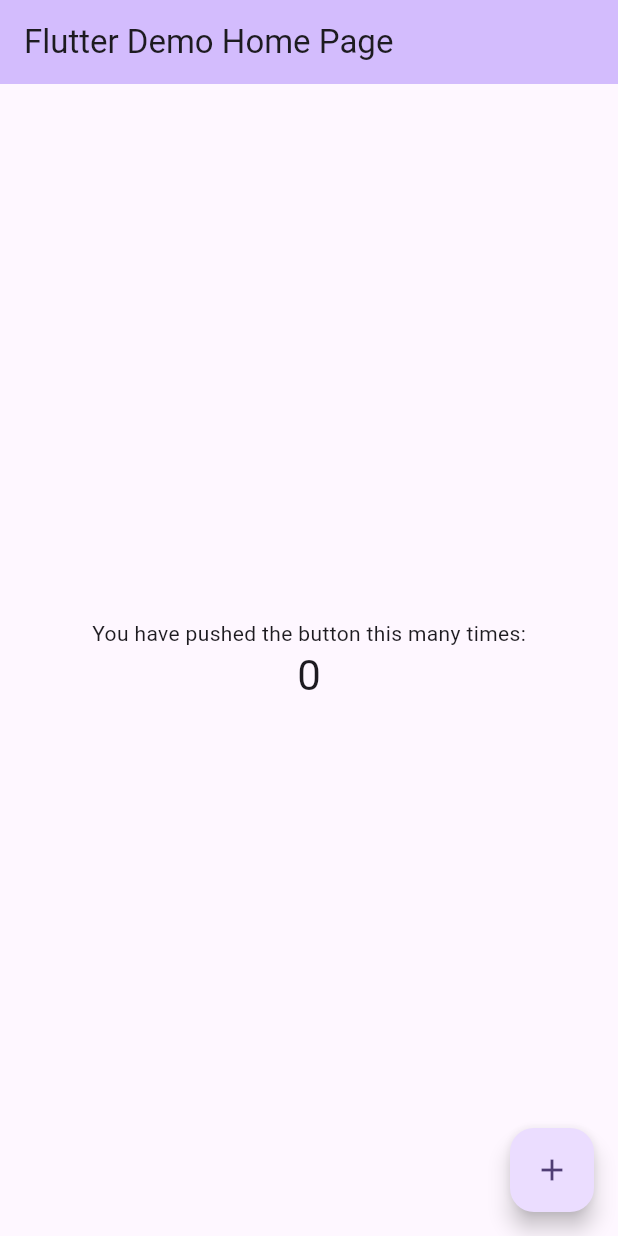
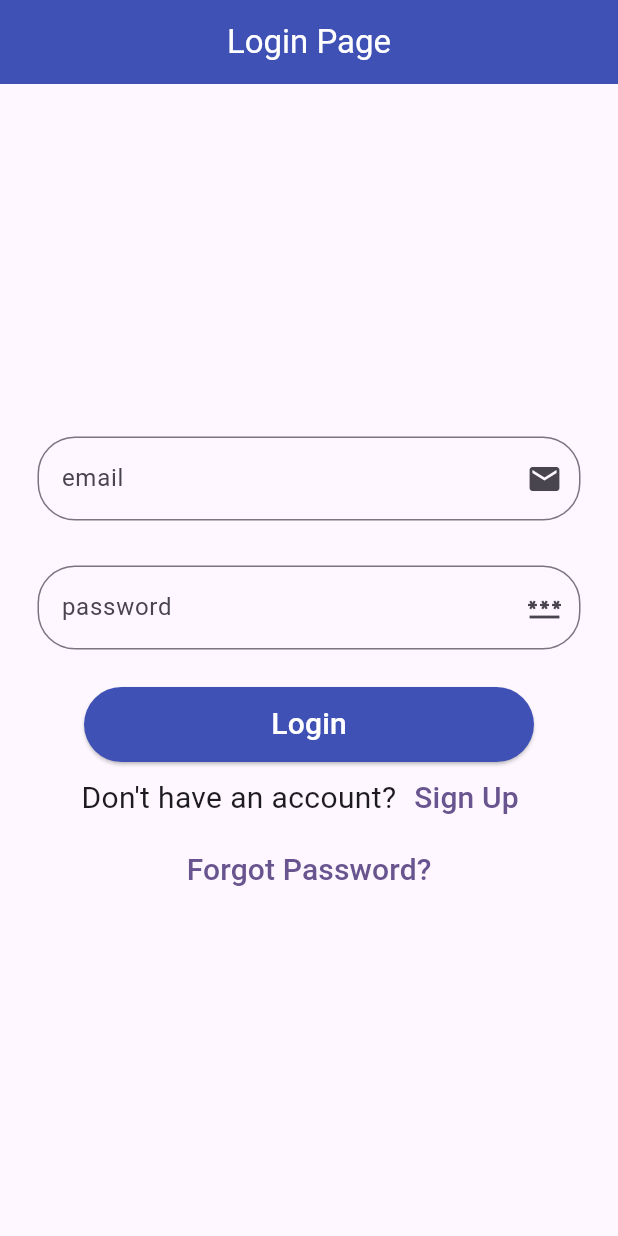
Before and after one commit to vrushil-parikh/Bingr-Woc7.0, a Flutter app: the screen it shows after launch, on a phone screen of 412 x 824 dp. Run offline on Flutter 3.47's test engine with Material 3 defaults, Android fonts, the light colour scheme and no system bars; our stand-ins replace firebase_auth, firebase_core, shared_preferences; accounts and stored records are empty.

Commit message:
firebase auth done

```diff
--- a/lib/main.dart
+++ b/lib/main.dart
@@ -1,6 +1,11 @@
+import 'package:bingr/pages/splash_screen/splash_screen.dart';
+import 'package:firebase_core/firebase_core.dart';
 import 'package:flutter/material.dart';
 
-void main() {
+void main() async{
+  WidgetsFlutterBinding.ensureInitialized();
+  await Firebase.initializeApp();
+
   runApp(const MyApp());
 }
 
@@ -12,6 +17,7 @@
   Widget build(BuildContext context) {
     return MaterialApp(
       title: 'Flutter Demo',
+      debugShowCheckedModeBanner: false,
       theme: ThemeData(
         // This is the theme of your application.
         //
@@ -31,95 +37,7 @@
         colorScheme: ColorScheme.fromSeed(seedColor: Colors.deepPurple),
         useMaterial3: true,
       ),
-      home: const MyHomePage(title: 'Flutter Demo Home Page'),
+      home: const SplashScreen(),
     );
   }
 }
-
-class MyHomePage extends StatefulWidget {
-  const MyHomePage({super.key, required this.title});
-
-  // This widget is the home page of your application. It is stateful, meaning
-  // that it has a State object (defined below) that contains fields that affect
-  // how it looks.
-
-  // This class is the configuration for the state. It holds the values (in this
-  // case the title) provided by the parent (in this case the App widget) and
-  // used by the build method of the State. Fields in a Widget subclass are
-  // always marked "final".
-
-  final String title;
-
-  @override
-  State<MyHomePage> createState() => _MyHomePageState();
-}
-
-class _MyHomePageState extends State<MyHomePage> {
-  int _counter = 0;
-
-  void _incrementCounter() {
-    setState(() {
-      // This call to setState tells the Flutter framework that something has
-      // changed in this State, which causes it to rerun the build method below
-      // so that the display can reflect the updated values. If we changed
-      // _counter without calling setState(), then the build method would not be
-      // called again, and so nothing would appear to happen.
-      _counter++;
-    });
-  }
-
-  @override
-  Widget build(BuildContext context) {
-    // This method is rerun every time setState is called, for instance as done
-    // by the _incrementCounter method above.
-    //
-    // The Flutter framework has been optimized to make rerunning build methods
-    // fast, so that you can just rebuild anything that needs updating rather
-    // than having to individually change instances of widgets.
-    return Scaffold(
-      appBar: AppBar(
-        // TRY THIS: Try changing the color here to a specific color (to
-        // Colors.amber, perhaps?) and trigger a hot reload to see the AppBar
-        // change color while the other colors stay the same.
-        backgroundColor: Theme.of(context).colorScheme.inversePrimary,
-        // Here we take the value from the MyHomePage object that was created by
-        // the App.build method, and use it to set our appbar title.
-        title: Text(widget.title),
-      ),
-      body: Center(
-        // Center is a layout widget. It takes a single child and positions it
-        // in the middle of the parent.
-        child: Column(
-          // Column is also a layout widget. It takes a list of children and
-          // arranges them vertically. By default, it sizes itself to fit its
-          // children horizontally, and tries to be as tall as its parent.
-          //
-          // Column has various properties to control how it sizes itself and
-          // how it positions its children. Here we use mainAxisAlignment to
-          // center the children vertically; the main axis here is the vertical
-          // axis because Columns are vertical (the cross axis would be
-          // horizontal).
-          //
-          // TRY THIS: Invoke "debug painting" (choose the "Toggle Debug Paint"
-          // action in the IDE, or press "p" in the console), to see the
-          // wireframe for each widget.
-          mainAxisAlignment: MainAxisAlignment.center,
-          children: <Widget>[
-            const Text(
-              'You have pushed the button this many times:',
-            ),
-            Text(
-              '$_counter',
-              style: Theme.of(context).textTheme.headlineMedium,
-            ),
-          ],
-        ),
-      ),
-      floatingActionButton: FloatingActionButton(
-        onPressed: _incrementCounter,
-        tooltip: 'Increment',
-        child: const Icon(Icons.add),
-      ), // This trailing comma makes auto-formatting nicer for build methods.
-    );
-  }
-}
--- /dev/null
+++ b/lib/pages/forgot_password_page/forgot_password_page.dart
@@ -0,0 +1,48 @@
+import 'package:bingr/uihelper/uihelper.dart';
+import 'package:firebase_auth/firebase_auth.dart';
+import 'package:flutter/material.dart';
+
+class ForgetPasswordPage extends StatefulWidget {
+  const ForgetPasswordPage({super.key});
+
+  @override
+  State<ForgetPasswordPage> createState() => _ForgetPasswordPageState();
+}
+
+class _ForgetPasswordPageState extends State<ForgetPasswordPage> {
+  TextEditingController idController = TextEditingController();
+
+  forgotPassword(String email)async{
+    if(email==""){
+      UiHelper.CustomAlertBox(context, "Enter an email to reset password");
+    }
+    else{
+      FirebaseAuth.instance.sendPasswordResetEmail(email: email);
+      Navigator.pop(context);
+    }
+  }
+
+  @override
+  Widget build(BuildContext context) {
+    return Scaffold(
+      appBar: AppBar(
+        title: Text(
+          'Forgot password',
+          style: TextStyle(color: Colors.white),
+        ),
+        iconTheme: IconThemeData(color: Colors.white),
+        backgroundColor: Colors.indigo,
+        centerTitle: true,
+      ),
+      body: Column(
+        mainAxisAlignment: MainAxisAlignment.center,
+        children: [
+          UiHelper.CustomeTextField(idController, "email id", Icons.mail, false),
+          UiHelper.CustomeButton((){
+            forgotPassword(idController.text.toString());
+          }, "Reset password")
+        ],
+      ),
+    );
+  }
+}
--- /dev/null
+++ b/lib/pages/login_page/login_page.dart
@@ -0,0 +1,78 @@
+import 'package:bingr/pages/forgot_password_page/forgot_password_page.dart';
+import 'package:bingr/pages/home_page/home_page.dart';
+import 'package:bingr/pages/signup_page/signup_page.dart';
+import 'package:bingr/uihelper/uihelper.dart';
+import 'package:firebase_auth/firebase_auth.dart';
+import 'package:flutter/material.dart';
+import 'package:shared_preferences/shared_preferences.dart';
+
+class LoginPage extends StatefulWidget{
+  const LoginPage({super.key});
+
+  @override
+  State<StatefulWidget> createState() => _LoginPageState();
+
+}
+
+class _LoginPageState extends State<LoginPage>{
+
+  TextEditingController emailController = TextEditingController();
+  TextEditingController passwordController = TextEditingController();
+  login(String email,String password)async{
+    if(email=="" || password==""){
+      UiHelper.CustomAlertBox(context, "Enter the required fields");
+    }else{
+      UserCredential? usercredential;
+      try{
+        usercredential = await FirebaseAuth.instance.signInWithEmailAndPassword(email: email, password: password).then((value)async{
+          await Future.delayed(Duration(seconds: 1));
+          final prefs= await SharedPreferences.getInstance();
+          await prefs.setBool('isLoggedIn',true);
+          Navigator.pushAndRemoveUntil(context, MaterialPageRoute(builder: (context)=> HomePage()), (route)=> false);
+        });
+      }
+      on FirebaseAuthException catch(e){
+        UiHelper.CustomAlertBox(context, e.code.toString());
+      }
+    }
+  }
+  @override
+  Widget build(BuildContext context) {
+    return Scaffold(
+
+      appBar: AppBar(title: Text('Login Page',style: TextStyle(color: Colors.white),),
+        backgroundColor: Colors.indigo,
+        centerTitle: true,
+      ),
+      body: Center(
+        child: Column(
+          mainAxisAlignment: MainAxisAlignment.center,
+          children: [
+            UiHelper.CustomeTextField(emailController, "email", Icons.mail, false),
+            UiHelper.CustomeTextField(passwordController, "password", Icons.password, true),
+            SizedBox(height: 10,),
+            UiHelper.CustomeButton((){
+              login(emailController.text.toString(), passwordController.text.toString());
+            }, "Login"),
+            Row(
+              mainAxisAlignment: MainAxisAlignment.center,
+              children: [
+                Text("Don't have an account?",style: TextStyle(fontSize: 20),),
+                TextButton(onPressed: (){
+                  Navigator.push(context, MaterialPageRoute(builder: (context)=> SignupPage()));
+                }, child: Text("Sign Up",style: TextStyle(fontSize:20,fontWeight: FontWeight.w500),)),
+
+              ],
+            ),
+
+            TextButton(onPressed: (){
+              Navigator.push(context, MaterialPageRoute(builder: (context)=>ForgetPasswordPage()));
+            }, child: Text("Forgot Password?",style: TextStyle(fontSize: 20,fontWeight: FontWeight.w500),))
+
+          ],
+        ),
+      ),
+    );
+  }
+
+}
--- /dev/null
+++ b/lib/uihelper/uihelper.dart
@@ -0,0 +1,46 @@
+import 'package:flutter/material.dart';
+class UiHelper {
+  static CustomeTextField(TextEditingController controller,String text,IconData iconData,bool toHide){
+    return Padding(
+      padding: const EdgeInsets.symmetric(horizontal: 25,vertical: 15),
+      child: TextField(
+        obscureText: toHide,
+        controller: controller,
+        decoration: InputDecoration(
+          hintText: text,
+          suffixIcon: Icon(iconData),
+          border: OutlineInputBorder(
+            borderRadius: BorderRadius.circular(25)
+          )
+        ),
+      ),
+    );
+  }
+  static CustomeButton(VoidCallback voidCallBack,String text){
+    return SizedBox(
+        height: 50,width: 300,
+      child: ElevatedButton(
+        onPressed: (){
+          voidCallBack();
+        },
+        child: Text(
+          text,
+          style: TextStyle(
+              color: Colors.white,
+              fontSize: 20)
+          ),style: ElevatedButton.styleFrom(backgroundColor: Colors.indigo),
+      )
+    );
+  }
+  static CustomAlertBox(BuildContext context, String text){
+    return showDialog(context: context, builder: (BuildContext context){
+      return AlertDialog(
+        actions: [
+          TextButton(onPressed: (){Navigator.pop(context);} , child: Text("ok",style: TextStyle(fontSize:20,)))
+        ],
+        title: Text(text),
+      );
+    });
+  }
+
+}
--- a/pubspec.yaml
+++ b/pubspec.yaml
@@ -34,6 +34,9 @@
   # The following adds the Cupertino Icons font to your application.
   # Use with the CupertinoIcons class for iOS style icons.
   cupertino_icons: ^1.0.8
+  firebase_core: ^3.9.0
+  firebase_auth: ^5.3.4
+  shared_preferences: ^2.3.5
 
 dev_dependencies:
   flutter_test:
```
Also changed, not shown: lib/pages/home_page/home_page.dart (added, +51 -0 lines), lib/pages/signup_page/signup_page.dart (added, +68 -0 lines), lib/pages/splash_screen/splash_screen.dart (added, +39 -0 lines), firebase.json (added), lib/firebase_options.dart (added), pubspec.lock, 4 other files.
